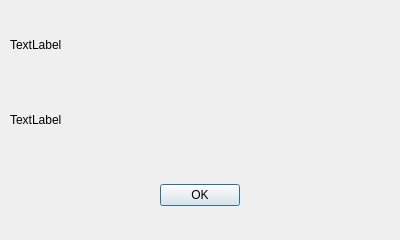
First picture: the form in version2/gui/ui/about.ui, repository ietf-tools/vocabulary_design_team_2013_2017, before the edit.
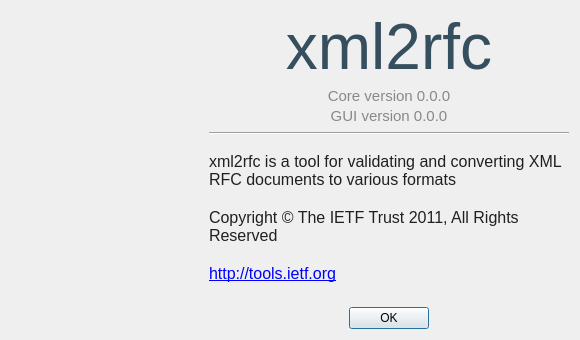
Second picture: the form after the edit. Icons and pictures are not drawn.

Commit message: added icon, asset script, updated about window  - Legacy-Id: 543

What changed in the file:
```diff
--- a/version2/gui/ui/about.ui
+++ b/version2/gui/ui/about.ui
@@ -6,8 +6,8 @@
    <rect>
     <x>0</x>
     <y>0</y>
-    <width>400</width>
-    <height>240</height>
+    <width>580</width>
+    <height>340</height>
    </rect>
   </property>
   <property name="sizePolicy">
@@ -18,56 +18,213 @@
   </property>
   <property name="minimumSize">
    <size>
-    <width>400</width>
-    <height>240</height>
+    <width>580</width>
+    <height>340</height>
    </size>
   </property>
   <property name="maximumSize">
    <size>
-    <width>400</width>
-    <height>240</height>
+    <width>580</width>
+    <height>340</height>
    </size>
   </property>
   <property name="windowTitle">
    <string>About xml2rfc</string>
   </property>
-  <layout class="QVBoxLayout" name="verticalLayout">
-   <property name="margin">
-    <number>10</number>
-   </property>
+  <property name="sizeGripEnabled">
+   <bool>false</bool>
+  </property>
+  <property name="modal">
+   <bool>false</bool>
+  </property>
+  <layout class="QHBoxLayout" name="horizontalLayout">
    <item>
-    <widget class="QLabel" name="xml2rfc_gui_version">
-     <property name="text">
-      <string>TextLabel</string>
-     </property>
-    </widget>
-   </item>
-   <item>
-    <widget class="QLabel" name="xml2rfc_version">
-     <property name="text">
-      <string>TextLabel</string>
-     </property>
-    </widget>
-   </item>
-   <item>
-    <widget class="QDialogButtonBox" name="buttonBox">
+    <widget class="QLabel" name="label">
      <property name="sizePolicy">
-      <sizepolicy hsizetype="Preferred" vsizetype="Minimum">
+      <sizepolicy hsizetype="Fixed" vsizetype="Fixed">
        <horstretch>0</horstretch>
        <verstretch>0</verstretch>
       </sizepolicy>
      </property>
-     <property name="orientation">
-      <enum>Qt::Horizontal</enum>
+     <property name="minimumSize">
+      <size>
+       <width>192</width>
+       <height>192</height>
+      </size>
      </property>
-     <property name="standardButtons">
-      <set>QDialogButtonBox::Ok</set>
+     <property name="maximumSize">
+      <size>
+       <width>192</width>
+       <height>192</height>
+      </size>
      </property>
-     <property name="centerButtons">
+     <property name="text">
+      <string/>
+     </property>
+     <property name="pixmap">
+      <pixmap resource="../assets.qrc">:/assets/xml2rfc.png</pixmap>
+     </property>
+     <property name="scaledContents">
       <bool>true</bool>
      </property>
     </widget>
    </item>
+   <item>
+    <widget class="QFrame" name="frame">
+     <property name="frameShape">
+      <enum>QFrame::NoFrame</enum>
+     </property>
+     <property name="frameShadow">
+      <enum>QFrame::Raised</enum>
+     </property>
+     <layout class="QVBoxLayout" name="verticalLayout">
+      <property name="spacing">
+       <number>2</number>
+      </property>
+      <property name="margin">
+       <number>0</number>
+      </property>
+      <item>
+       <widget class="QLabel" name="label_2">
+        <property name="text">
+         <string>&lt;!DOCTYPE HTML PUBLIC &quot;-//W3C//DTD HTML 4.0//EN&quot; &quot;http://www.w3.org/TR/REC-html40/strict.dtd&quot;&gt;
+&lt;html&gt;&lt;head&gt;&lt;meta name=&quot;qrichtext&quot; content=&quot;1&quot; /&gt;&lt;style type=&quot;text/css&quot;&gt;
+p, li { white-space: pre-wrap; }
+&lt;/style&gt;&lt;/head&gt;&lt;body style=&quot; font-family:'Verdana'; font-size:13pt; font-weight:400; font-style:normal;&quot;&gt;
+&lt;p align=&quot;center&quot; style=&quot; margin-top:0px; margin-bottom:0px; margin-left:0px; margin-right:0px; -qt-block-indent:0; text-indent:0px;&quot;&gt;&lt;span style=&quot; font-size:48pt; color:#364f5f;&quot;&gt;xml2rfc&lt;/span&gt;&lt;/p&gt;&lt;/body&gt;&lt;/html&gt;</string>
+        </property>
+        <property name="textFormat">
+         <enum>Qt::RichText</enum>
+        </property>
+       </widget>
+      </item>
+      <item>
+       <widget class="QLabel" name="xml2rfc_version">
+        <property name="styleSheet">
+         <string notr="true">font-family:'Verdana'; font-size:11pt; color:#888888;</string>
+        </property>
+        <property name="text">
+         <string>Core version 0.0.0</string>
+        </property>
+        <property name="alignment">
+         <set>Qt::AlignCenter</set>
+        </property>
+       </widget>
+      </item>
+      <item>
+       <widget class="QLabel" name="xml2rfc_gui_version">
+        <property name="styleSheet">
+         <string notr="true">font-family:'Verdana'; font-size:11pt; color:#888888;</string>
+        </property>
+        <property name="text">
+         <string>GUI version 0.0.0</string>
+        </property>
+        <property name="alignment">
+         <set>Qt::AlignCenter</set>
+        </property>
+       </widget>
+      </item>
+      <item>
+       <spacer name="verticalSpacer_2">
+        <property name="orientation">
+         <enum>Qt::Vertical</enum>
+        </property>
+        <property name="sizeType">
+         <enum>QSizePolicy::Fixed</enum>
+        </property>
+        <property name="sizeHint" stdset="0">
+         <size>
+          <width>0</width>
+          <height>5</height>
+         </size>
+        </property>
+       </spacer>
+      </item>
+      <item>
+       <widget class="Line" name="line">
+        <property name="orientation">
+         <enum>Qt::Horizontal</enum>
+        </property>
+       </widget>
+      </item>
+      <item>
+       <spacer name="verticalSpacer_3">
+        <property name="orientation">
+         <enum>Qt::Vertical</enum>
+        </property>
+        <property name="sizeType">
+         <enum>QSizePolicy::Minimum</enum>
+        </property>
+        <property name="sizeHint" stdset="0">
+         <size>
+          <width>0</width>
+          <height>15</height>
+         </size>
+        </property>
+       </spacer>
+      </item>
+      <item>
+       <widget class="QLabel" name="label_3">
+        <property name="styleSheet">
+         <string notr="true">font-family:'Verdana'; font-size:12pt; color:#202020;</string>
+        </property>
+        <property name="text">
+         <string>&lt;!DOCTYPE HTML PUBLIC &quot;-//W3C//DTD HTML 4.0//EN&quot; &quot;http://www.w3.org/TR/REC-html40/strict.dtd&quot;&gt;
+&lt;html&gt;&lt;head&gt;&lt;meta name=&quot;qrichtext&quot; content=&quot;1&quot; /&gt;&lt;style type=&quot;text/css&quot;&gt;
+p, li { white-space: pre-wrap; }
+&lt;/style&gt;&lt;/head&gt;&lt;body style=&quot; font-family:'Verdana'; font-size:12pt; font-weight:400; font-style:normal;&quot;&gt;
+&lt;p style=&quot; margin-top:0px; margin-bottom:0px; margin-left:0px; margin-right:0px; -qt-block-indent:0; text-indent:0px;&quot;&gt;xml2rfc is a tool for validating and converting XML RFC documents to various formats&lt;/p&gt;
+&lt;p style=&quot;-qt-paragraph-type:empty; margin-top:0px; margin-bottom:0px; margin-left:0px; margin-right:0px; -qt-block-indent:0; text-indent:0px;&quot;&gt;&lt;/p&gt;
+&lt;p style=&quot; margin-top:0px; margin-bottom:0px; margin-left:0px; margin-right:0px; -qt-block-indent:0; text-indent:0px;&quot;&gt;Copyright © The IETF Trust 2011, All Rights Reserved&lt;/p&gt;
+&lt;p style=&quot;-qt-paragraph-type:empty; margin-top:0px; margin-bottom:0px; margin-left:0px; margin-right:0px; -qt-block-indent:0; text-indent:0px;&quot;&gt;&lt;/p&gt;
+&lt;p style=&quot; margin-top:0px; margin-bottom:0px; margin-left:0px; margin-right:0px; -qt-block-indent:0; text-indent:0px;&quot;&gt;&lt;a href=&quot;http://tools.ietf.org&quot;&gt;&lt;span style=&quot; text-decoration: underline; color:#0000ff;&quot;&gt;http://tools.ietf.org&lt;/span&gt;&lt;/a&gt;&lt;/p&gt;&lt;/body&gt;&lt;/html&gt;</string>
+        </property>
+        <property name="textFormat">
+         <enum>Qt::RichText</enum>
+        </property>
+        <property name="wordWrap">
+         <bool>true</bool>
+        </property>
+        <property name="openExternalLinks">
+         <bool>true</bool>
+        </property>
+       </widget>
+      </item>
+      <item>
+       <spacer name="verticalSpacer">
+        <property name="orientation">
+         <enum>Qt::Vertical</enum>
+        </property>
+        <property name="sizeHint" stdset="0">
+         <size>
+          <width>20</width>
+          <height>40</height>
+         </size>
+        </property>
+       </spacer>
+      </item>
+      <item>
+       <widget class="QDialogButtonBox" name="buttonBox">
+        <property name="sizePolicy">
+         <sizepolicy hsizetype="Preferred" vsizetype="Minimum">
+          <horstretch>0</horstretch>
+          <verstretch>0</verstretch>
+         </sizepolicy>
+        </property>
+        <property name="orientation">
+         <enum>Qt::Horizontal</enum>
+        </property>
+        <property name="standardButtons">
+         <set>QDialogButtonBox::Ok</set>
+        </property>
+        <property name="centerButtons">
+         <bool>true</bool>
+        </property>
+       </widget>
+      </item>
+     </layout>
+    </widget>
+   </item>
   </layout>
  </widget>
  <resources/>
```
Left out of the diff: 33 changed lines with no effect on the pictures. The commit also changes 12 other files.
